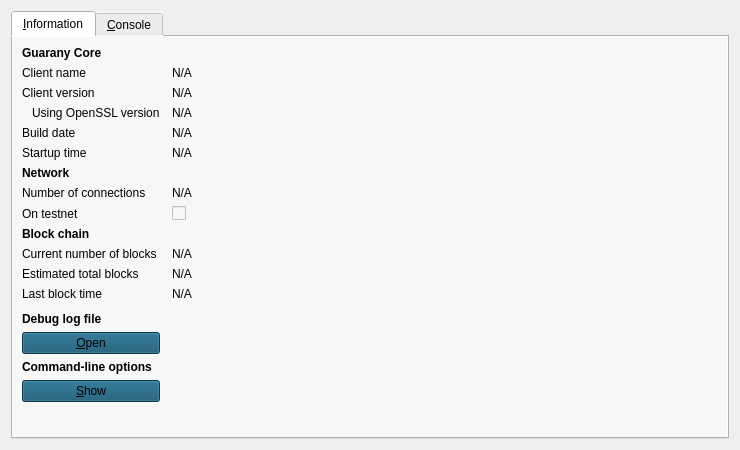
Old version of the form src/qt/forms/rpcconsole.ui in the repository reappergrimd/Guarany.
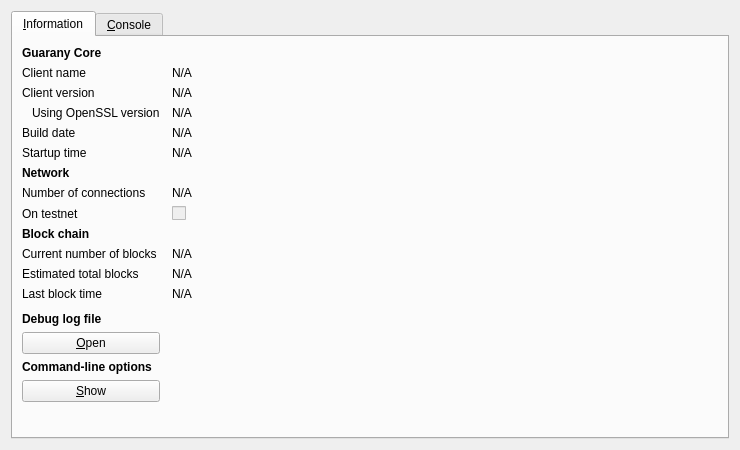
New version of the form. Icons and pictures are not drawn.

Patch:
```diff
--- a/src/qt/forms/rpcconsole.ui
+++ b/src/qt/forms/rpcconsole.ui
@@ -16,9 +16,6 @@
   <layout class="QVBoxLayout" name="verticalLayout_2">
    <item>
     <widget class="QTabWidget" name="tabWidget">
-     <property name="styleSheet">
-      <string notr="true">background-color: rgb(247, 247, 247);</string>
-     </property>
      <property name="currentIndex">
       <number>0</number>
      </property>
@@ -327,9 +324,6 @@
          <property name="toolTip">
           <string>Open the Guarany debug log file from the current data directory. This can take a few seconds for large log files.</string>
          </property>
-         <property name="styleSheet">
-          <string notr="true">background-color: rgb(13, 80, 111);</string>
-         </property>
          <property name="text">
           <string>&amp;Open</string>
          </property>
@@ -356,9 +350,6 @@
          <property name="toolTip">
           <string>Show the Guarany-Qt help message to get a list with possible Guarany command-line options.</string>
          </property>
-         <property name="styleSheet">
-          <string notr="true">background-color: rgb(13, 80, 111);</string>
-         </property>
          <property name="text">
           <string>&amp;Show</string>
          </property>
```
Left out of the diff: 3 changed lines with no effect on the pictures.
